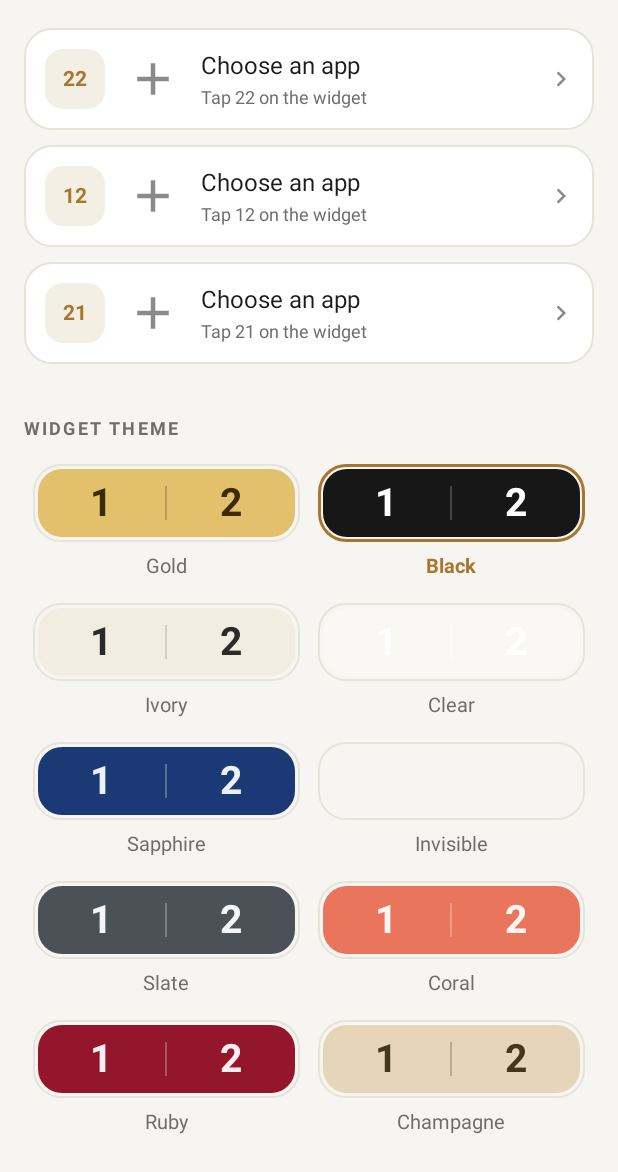
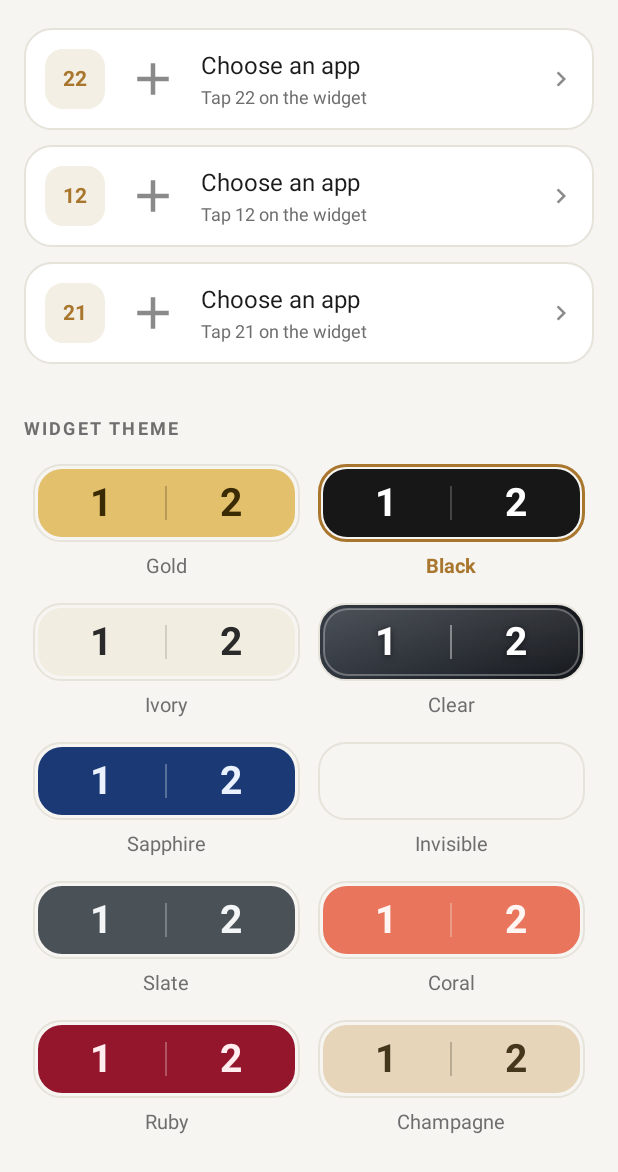
Before and after one commit to Devhoss/TapKey, an Android app: the screen it shows after launch (MainActivity), scrolled down 537 dp, on a phone screen of 412 x 824 dp, the part 64-1236 px from its top. Run offline under Robolectric (Android 15) with nearby library versions, the phone set to English and light mode, and no system bars.

Commit message:
Make Clear a transparent glass theme with readable digits
Clear floats its digits on the wallpaper behind a faint glass gradient and hairline border, and now uses its own copy of the widget layout so only Clear carries a digit shadow. The shared layout stays untouched, keeping Invisible truly empty, and Slate remains visually distinct.

```diff
--- a/app/src/main/java/com/tapkey/app/MainActivity.java
+++ b/app/src/main/java/com/tapkey/app/MainActivity.java
@@ -25,6 +25,9 @@ public class MainActivity extends Activity {
     private static final int[] APPEARANCE_MODES = {
             Appearance.SYSTEM, Appearance.LIGHT, Appearance.DARK
     };
+
+    /** Clear is fully transparent, so its gallery tile needs a dark backdrop to look like it does. */
+    private static final int THEME_CLEAR = 3;
 
     private final View[] shortcutRows = new View[Shortcuts.ALL.length];
     private final View[] themeCells = new View[ThemeStyle.COUNT];
@@ -196,7 +199,7 @@ public class MainActivity extends Activity {
         for (int theme = 0; theme < ThemeStyle.COUNT; theme++) {
             View cell = inflater.inflate(R.layout.item_theme, grid, false);
             FrameLayout box = cell.findViewById(R.id.theme_preview_box);
-            View preview = inflater.inflate(R.layout.widget_tapkey, box, false);
+            View preview = inflater.inflate(ThemeStyle.layout(theme), box, false);
             ThemeStyle.applyToView(this, preview, theme);
             box.addView(preview);
             ((TextView) cell.findViewById(R.id.theme_name)).setText(ThemeStyle.name(this, theme));
@@ -218,8 +221,13 @@ public class MainActivity extends Activity {
         for (int theme = 0; theme < themeCells.length; theme++) {
             View cell = themeCells[theme];
             boolean isSelected = theme == selected;
-            cell.findViewById(R.id.theme_preview_box).setBackgroundResource(
-                    isSelected ? R.drawable.theme_ring_selected : R.drawable.theme_ring_idle);
+            int ring;
+            if (theme == THEME_CLEAR) {
+                ring = isSelected ? R.drawable.theme_ring_clear_selected : R.drawable.theme_ring_clear;
+            } else {
+                ring = isSelected ? R.drawable.theme_ring_selected : R.drawable.theme_ring_idle;
+            }
+            cell.findViewById(R.id.theme_preview_box).setBackgroundResource(ring);
             TextView name = cell.findViewById(R.id.theme_name);
             name.setTextColor(getColor(isSelected ? R.color.accent : R.color.text_secondary));
             name.setTypeface(null, isSelected ? Typeface.BOLD : Typeface.NORMAL);
--- a/app/src/main/java/com/tapkey/app/TapKeyWidgetProvider.java
+++ b/app/src/main/java/com/tapkey/app/TapKeyWidgetProvider.java
@@ -40,8 +40,9 @@ public class TapKeyWidgetProvider extends AppWidgetProvider {
     }
 
     private static void updateWidget(Context context, AppWidgetManager manager, int appWidgetId) {
-        RemoteViews views = new RemoteViews(context.getPackageName(), R.layout.widget_tapkey);
-        ThemeStyle.applyToWidget(context, views, Prefs.getTheme(context));
+        int theme = Prefs.getTheme(context);
+        RemoteViews views = new RemoteViews(context.getPackageName(), ThemeStyle.layout(theme));
+        ThemeStyle.applyToWidget(context, views, theme);
         views.setOnClickPendingIntent(R.id.tap_one, digitPendingIntent(context, 1));
         views.setOnClickPendingIntent(R.id.tap_two, digitPendingIntent(context, 2));
         manager.updateAppWidget(appWidgetId, views);
--- a/app/src/main/java/com/tapkey/app/ThemeStyle.java
+++ b/app/src/main/java/com/tapkey/app/ThemeStyle.java
@@ -14,6 +14,9 @@ public final class ThemeStyle {
 
     public static final int COUNT = 10;
     public static final int DEFAULT = 1; // Black
+
+    /** Clear is the only theme with shadowed digits, so it needs its own copy of the layout. */
+    private static final int CLEAR = 3;
 
     private static final int[] BACKGROUND = {
             R.drawable.widget_bg_gold,
@@ -69,6 +72,11 @@ public final class ThemeStyle {
         return BACKGROUND[clamp(theme)];
     }
 
+    /** The layout to inflate for a theme; only Clear differs. */
+    public static int layout(int theme) {
+        return clamp(theme) == CLEAR ? R.layout.widget_tapkey_clear : R.layout.widget_tapkey;
+    }
+
     public static int digitColor(Context context, int theme) {
         return context.getColor(DIGIT_COLOR[clamp(theme)]);
     }
--- /dev/null
+++ b/app/src/main/res/drawable/theme_ring_clear.xml
@@ -0,0 +1,12 @@
+<?xml version="1.0" encoding="utf-8"?>
+<shape xmlns:android="http://schemas.android.com/apk/res/android"
+    android:shape="rectangle">
+    <gradient
+        android:angle="315"
+        android:endColor="@color/clear_preview_bottom"
+        android:startColor="@color/clear_preview_top" />
+    <corners android:radius="18dp" />
+    <stroke
+        android:width="1dp"
+        android:color="?attr/paletteStroke" />
+</shape>
--- /dev/null
+++ b/app/src/main/res/drawable/theme_ring_clear_selected.xml
@@ -0,0 +1,12 @@
+<?xml version="1.0" encoding="utf-8"?>
+<shape xmlns:android="http://schemas.android.com/apk/res/android"
+    android:shape="rectangle">
+    <gradient
+        android:angle="315"
+        android:endColor="@color/clear_preview_bottom"
+        android:startColor="@color/clear_preview_top" />
+    <corners android:radius="18dp" />
+    <stroke
+        android:width="2dp"
+        android:color="?attr/paletteAccent" />
+</shape>
--- a/app/src/main/res/drawable/widget_bg_clear.xml
+++ b/app/src/main/res/drawable/widget_bg_clear.xml
@@ -1,6 +1,14 @@
 <?xml version="1.0" encoding="utf-8"?>
+<!-- Clear: fully transparent glass. A very faint gradient and a hairline border only hint
+     at the tap targets; the wallpaper shows through. -->
 <shape xmlns:android="http://schemas.android.com/apk/res/android"
     android:shape="rectangle">
-    <solid android:color="@color/theme_clear_bg" />
+    <gradient
+        android:angle="270"
+        android:endColor="#05FFFFFF"
+        android:startColor="#1FFFFFFF" />
     <corners android:radius="16dp" />
+    <stroke
+        android:width="1dp"
+        android:color="#4DFFFFFF" />
 </shape>
--- /dev/null
+++ b/app/src/main/res/layout/widget_tapkey_clear.xml
@@ -0,0 +1,55 @@
+<?xml version="1.0" encoding="utf-8"?>
+<!-- Copy of widget_tapkey.xml used only by the Clear theme: the digits carry a soft
+     shadow so white text stays readable on a bright wallpaper. Invisible keeps the
+     shared layout, so it still renders nothing at all. -->
+<LinearLayout xmlns:android="http://schemas.android.com/apk/res/android"
+    android:id="@+id/widget_root"
+    android:layout_width="match_parent"
+    android:layout_height="match_parent"
+    android:background="@drawable/widget_bg_black"
+    android:baselineAligned="false"
+    android:gravity="center"
+    android:orientation="horizontal">
+
+    <TextView
+        android:id="@+id/tap_one"
+        android:layout_width="0dp"
+        android:layout_height="match_parent"
+        android:layout_weight="1"
+        android:gravity="center"
+        android:includeFontPadding="false"
+        android:shadowColor="#99000000"
+        android:shadowDx="0"
+        android:shadowDy="1"
+        android:shadowRadius="5"
+        android:text="@string/digit_one"
+        android:textColor="@color/on_black"
+        android:textSize="26sp"
+        android:textStyle="bold" />
+
+    <!-- RemoteViews cannot inflate a plain View, so the divider is a TextView. -->
+    <TextView
+        android:id="@+id/widget_divider"
+        android:layout_width="1dp"
+        android:layout_height="match_parent"
+        android:layout_marginTop="11dp"
+        android:layout_marginBottom="11dp"
+        android:background="@color/div_black" />
+
+    <TextView
+        android:id="@+id/tap_two"
+        android:layout_width="0dp"
+        android:layout_height="match_parent"
+        android:layout_weight="1"
+        android:gravity="center"
+        android:includeFontPadding="false"
+        android:shadowColor="#99000000"
+        android:shadowDx="0"
+        android:shadowDy="1"
+        android:shadowRadius="5"
+        android:text="@string/digit_two"
+        android:textColor="@color/on_black"
+        android:textSize="26sp"
+        android:textStyle="bold" />
+
+</LinearLayout>
--- a/app/src/main/res/values/colors.xml
+++ b/app/src/main/res/values/colors.xml
@@ -27,10 +27,12 @@
     <color name="on_ivory">#2A2A2A</color>
     <color name="div_ivory">#22000000</color>
 
-    <!-- Theme 4: Clear -->
-    <color name="theme_clear_bg">#40FFFFFF</color>
-    <color name="on_clear">#FFFFFF</color>
+    <!-- Theme 4: Clear (transparent widget; digits float on the wallpaper) -->
+    <color name="on_clear">#FFFFFFFF</color>
     <color name="div_clear">#66FFFFFF</color>
+    <!-- Gallery only: Clear previews over a dark wallpaper so white digits stay visible. -->
+    <color name="clear_preview_top">#343A42</color>
+    <color name="clear_preview_bottom">#12151A</color>
 
     <!-- Theme 5: Sapphire -->
     <color name="theme_sapphire_bg">#1B3A75</color>
```
